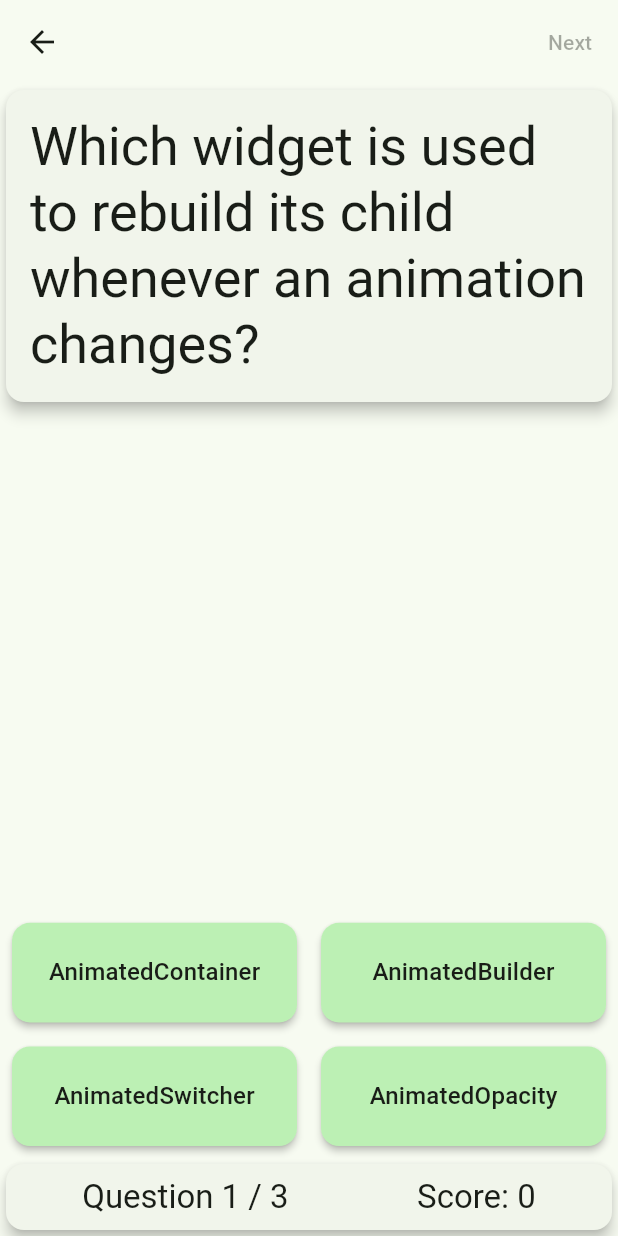
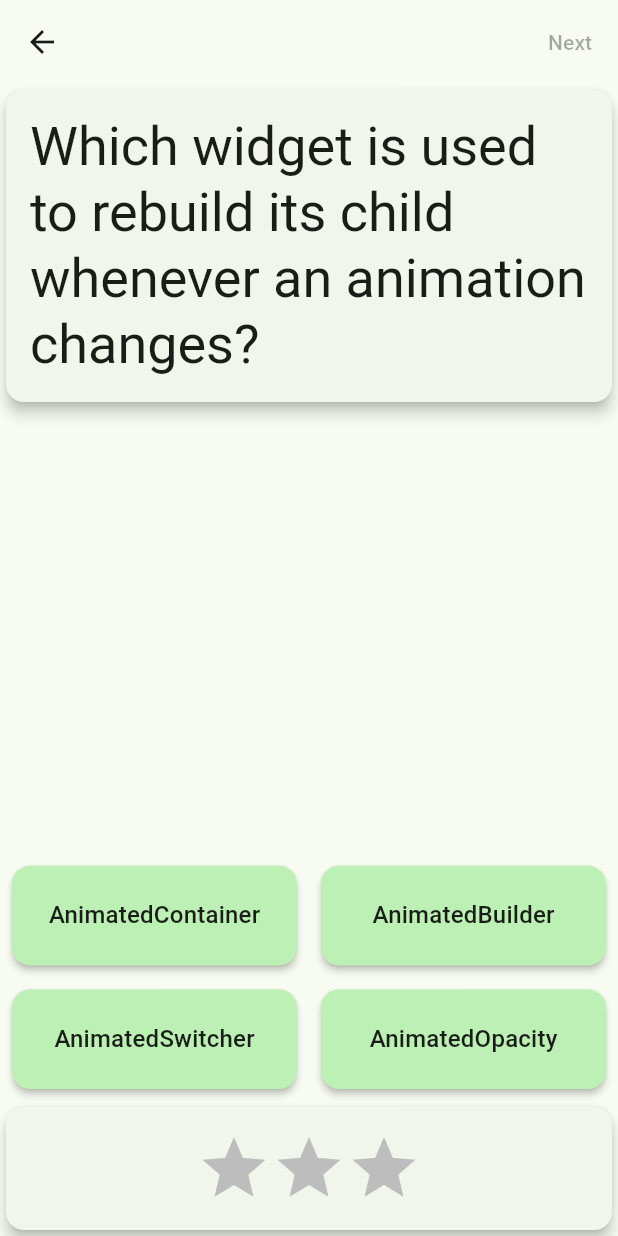
Before and after one commit to Mury05/FlutterQuizAppAnimation, a Flutter app: the QuestionScreen screen opened directly, on a phone screen of 412 x 824 dp. Run offline on Flutter 3.47's test engine with Material 3 defaults, Android fonts, the phone set to English and light mode, and no system bars.

Commit message:
Remplacement dans le widget principal StatusBar

```diff
--- a/lib/question_screen.dart
+++ b/lib/question_screen.dart
@@ -1,4 +1,5 @@
 import 'package:flutter/material.dart';
+import 'package:flutter_quiz_app/scoreboard.dart';
 import 'view_model.dart';
 
 class QuestionScreen extends StatefulWidget {
@@ -161,14 +162,7 @@ class StatusBar extends StatelessWidget {
         child: Row(
           mainAxisAlignment: MainAxisAlignment.spaceAround,
           children: [
-            Text(
-              'Question ${viewModel.answeredQuestionCount} / ${viewModel.totalQuestions}',
-              style: Theme.of(context).textTheme.titleLarge,
-            ),
-            Text(
-              'Score: ${viewModel.score}',
-              style: Theme.of(context).textTheme.titleLarge,
-            ),
+            Scoreboard(score: viewModel.score, totalQuestions: viewModel.totalQuestions)
           ],
         ),
       ),
```
